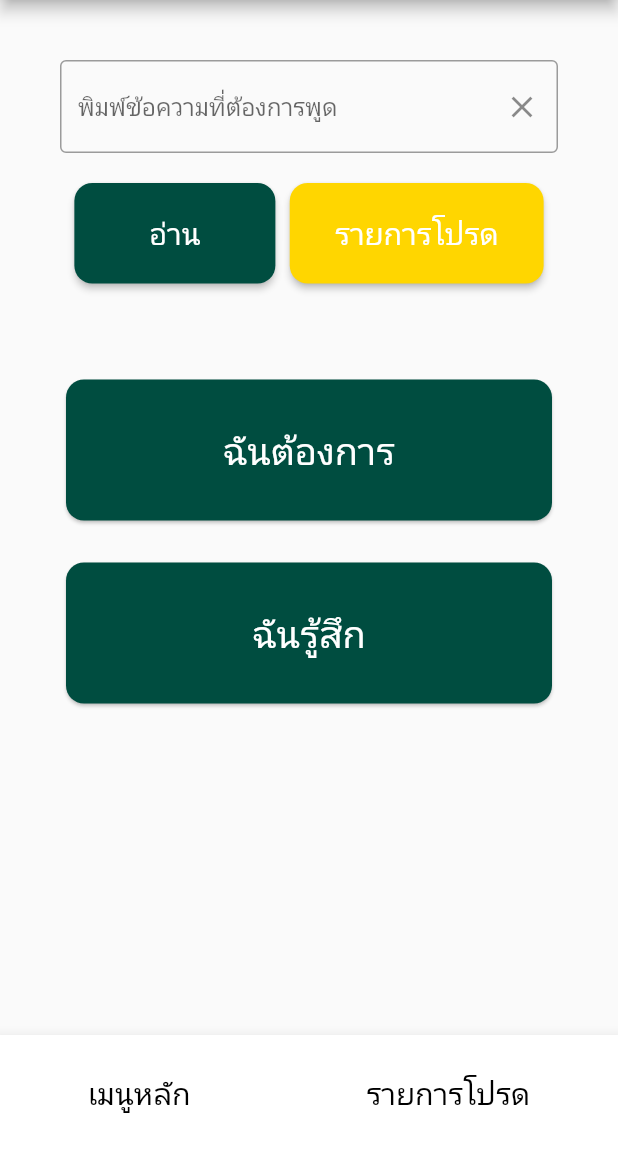
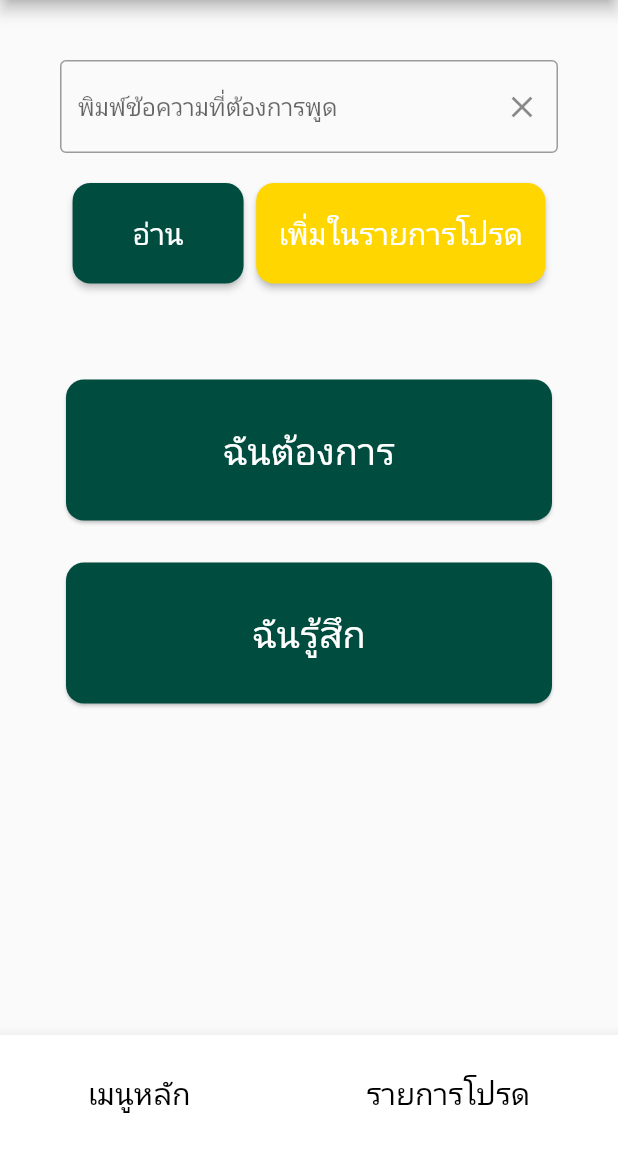
Before and after one commit to PorapatH/AphasiaTeam, a Flutter app: the screen it shows after launch, on a phone screen of 412 x 824 dp, the part 84-1236 px from its top. Run offline on Flutter 3.47's test engine with Material 2 defaults, Android fonts, the light colour scheme and no system bars; our stand-ins replace cached_network_image, cloud_firestore, firebase_core, flutter_tts, sembast; missing offline and left inert: flutter_sms, holding_gesture; accounts and stored records are empty.

Commit message:
5/8/2021: แก้ปุ่มและจัดรูปแบบแสดงผลหน้า tts

```diff
--- a/lib/Home.dart
+++ b/lib/Home.dart
@@ -13,7 +13,7 @@ class Home extends StatelessWidget {
   final FlutterTts tts = FlutterTts();
   final messageController = TextEditingController();
 
-  Home(){
+  Home() {
     tts.setLanguage('th');
   }
 
@@ -72,13 +72,19 @@ class Home extends StatelessWidget {
                         primary: Colors.teal[900],
                         onPrimary: Colors.white,
                         padding:
-                            EdgeInsets.symmetric(horizontal: 50, vertical: 20),
+                            EdgeInsets.symmetric(horizontal: 40, vertical: 20),
                         textStyle: TextStyle(fontSize: 20),
                         shape: RoundedRectangleBorder(
                           borderRadius: BorderRadius.circular(12),
                         ),
                       ),
-                      child: Text('อ่าน', style: TextStyle(fontSize: 20,),),
+                      child: Text(
+                        'อ่าน',
+                        textAlign: TextAlign.center,
+                        style: TextStyle(
+                          fontSize: 20,
+                        ),
+                      ),
                       onPressed: () {
                         tts.speak(messageController.text);
                       },
@@ -88,13 +94,19 @@ class Home extends StatelessWidget {
                           primary: Colors.yellowAccent[700],
                           onPrimary: Colors.white,
                           padding:
-                            EdgeInsets.symmetric(horizontal: 30, vertical: 20),
+                              EdgeInsets.symmetric(horizontal: 15, vertical: 20),
                           textStyle: TextStyle(fontSize: 20),
                           shape: RoundedRectangleBorder(
                             borderRadius: BorderRadius.circular(12),
                           ),
                         ),
-                      child: Text('รายการโปรด', style: TextStyle(fontSize: 20,),),
+                        child: Text(
+                          'เพิ่มในรายการโปรด',
+                          textAlign: TextAlign.center,
+                          style: TextStyle(
+                            fontSize: 20,
+                          ),
+                        ),
                         onPressed: () {
                           var message = messageController.text;
 
@@ -102,10 +114,10 @@ class Home extends StatelessWidget {
                           Saved favor = Saved(message: message);
 
                           //เรียก provider
-                        var provider = Provider.of<FavProvider>(context,listen: false);
+                          var provider =
+                              Provider.of<FavProvider>(context, listen: false);
                           provider.addFavorite(favor);
                           messageController.clear();
-
                         },
                       ),
                   ],
--- a/lib/screens/iwant_drink_cold.dart
+++ b/lib/screens/iwant_drink_cold.dart
@@ -294,7 +294,8 @@ class _IwantTtsState extends State<IwantTts> {
                     mainAxisAlignment: MainAxisAlignment.spaceEvenly,
                     crossAxisAlignment: CrossAxisAlignment.center,
                     children: <Widget>[
-                      Text('ฉันต้องการดื่ม' + args.colddrinks_drinks,
+                      Text('ฉันต้องการ\nดื่ม' + args.colddrinks_drinks,
+                          textAlign: TextAlign.center,
                           style: TextStyle(fontSize: 25, color: Colors.black)),
                     ],
                   ),
@@ -501,7 +502,8 @@ class _IwantTtsState extends State<IwantTts> {
                     mainAxisAlignment: MainAxisAlignment.spaceEvenly,
                     crossAxisAlignment: CrossAxisAlignment.center,
                     children: <Widget>[
-                      Text('ฉันต้องการดื่ม' + args.colddrinks_drinks,
+                      Text('ฉันต้องการ\nดื่ม' + args.colddrinks_drinks,
+                          textAlign: TextAlign.center,
                           style: TextStyle(fontSize: 25, color: Colors.black)),
                     ],
                   ),
--- a/lib/screens/iwant_drink_frappe.dart
+++ b/lib/screens/iwant_drink_frappe.dart
@@ -292,7 +292,8 @@ class _IwantTtsState extends State<IwantTts> {
                     mainAxisAlignment: MainAxisAlignment.spaceEvenly,
                     crossAxisAlignment: CrossAxisAlignment.center,
                     children: <Widget>[
-                      Text('ฉันต้องการดื่ม' + args.frappe_drinks,
+                      Text('ฉันต้องการ\nดื่ม' + args.frappe_drinks,
+                          textAlign: TextAlign.center,
                           style: TextStyle(fontSize: 25, color: Colors.black)),
                     ],
                   ),
@@ -495,7 +496,8 @@ class _IwantTtsState extends State<IwantTts> {
                     mainAxisAlignment: MainAxisAlignment.spaceEvenly,
                     crossAxisAlignment: CrossAxisAlignment.center,
                     children: <Widget>[
-                      Text('ฉันต้องการดื่ม' + args.frappe_drinks,
+                      Text('ฉันต้องการ\nดื่ม' + args.frappe_drinks,
+                          textAlign: TextAlign.center,
                           style: TextStyle(fontSize: 25, color: Colors.black)),
                     ],
                   ),
--- a/lib/screens/iwant_drink_hot.dart
+++ b/lib/screens/iwant_drink_hot.dart
@@ -293,7 +293,8 @@ class _IwantTtsState extends State<IwantTts> {
                     mainAxisAlignment: MainAxisAlignment.spaceEvenly,
                     crossAxisAlignment: CrossAxisAlignment.center,
                     children: <Widget>[
-                      Text('ฉันต้องการดื่ม' + args.hotdrinks_drinks,
+                      Text('ฉันต้องการ\nดื่ม' + args.hotdrinks_drinks,
+                          textAlign: TextAlign.center,
                           style: TextStyle(fontSize: 25, color: Colors.black)),
                     ],
                   ),
@@ -498,7 +499,8 @@ class _IwantTtsState extends State<IwantTts> {
                     mainAxisAlignment: MainAxisAlignment.spaceEvenly,
                     crossAxisAlignment: CrossAxisAlignment.center,
                     children: <Widget>[
-                      Text('ฉันต้องการดื่ม' + args.hotdrinks_drinks,
+                      Text('ฉันต้องการ\nดื่ม' + args.hotdrinks_drinks,
+                          textAlign: TextAlign.center,
                           style: TextStyle(fontSize: 25, color: Colors.black)),
                     ],
                   ),
--- a/lib/screens/iwant_eat_fried.dart
+++ b/lib/screens/iwant_eat_fried.dart
@@ -293,7 +293,8 @@ class _IwantTtsState extends State<IwantTts> {
                     mainAxisAlignment: MainAxisAlignment.spaceEvenly,
                     crossAxisAlignment: CrossAxisAlignment.center,
                     children: <Widget>[
-                      Text('ฉันต้องการกิน' + args.fried_foods,
+                      Text('ฉันต้องการ\nกิน' + args.fried_foods,
+                          textAlign: TextAlign.center,
                           style: TextStyle(fontSize: 25, color: Colors.black)),
                     ],
                   ),
@@ -497,7 +498,8 @@ class _IwantTtsState extends State<IwantTts> {
                     mainAxisAlignment: MainAxisAlignment.spaceEvenly,
                     crossAxisAlignment: CrossAxisAlignment.center,
                     children: <Widget>[
-                      Text('ฉันต้องการกิน' + args.fried_foods,
+                      Text('ฉันต้องการ\nกิน' + args.fried_foods,
+                          textAlign: TextAlign.center,
                           style: TextStyle(fontSize: 25, color: Colors.black)),
                     ],
                   ),
--- a/lib/screens/iwant_eat_fruits.dart
+++ b/lib/screens/iwant_eat_fruits.dart
@@ -293,7 +293,8 @@ class _IwantTtsState extends State<IwantTts> {
                     mainAxisAlignment: MainAxisAlignment.spaceEvenly,
                     crossAxisAlignment: CrossAxisAlignment.center,
                     children: <Widget>[
-                      Text('ฉันต้องการกิน' + args.fruits_foods,
+                      Text('ฉันต้องการ\nกิน' + args.fruits_foods,
+                          textAlign: TextAlign.center,
                           style: TextStyle(fontSize: 25, color: Colors.black)),
                     ],
                   ),
@@ -496,7 +497,8 @@ class _IwantTtsState extends State<IwantTts> {
                     mainAxisAlignment: MainAxisAlignment.spaceEvenly,
                     crossAxisAlignment: CrossAxisAlignment.center,
                     children: <Widget>[
-                      Text('ฉันต้องการกิน' + args.fruits_foods,
+                      Text('ฉันต้องการ\nกิน' + args.fruits_foods,
+                          textAlign: TextAlign.center,
                           style: TextStyle(fontSize: 25, color: Colors.black)),
                     ],
                   ),
--- a/lib/screens/iwant_eat_grilled.dart
+++ b/lib/screens/iwant_eat_grilled.dart
@@ -293,7 +293,8 @@ class _IwantTtsState extends State<IwantTts> {
                     mainAxisAlignment: MainAxisAlignment.spaceEvenly,
                     crossAxisAlignment: CrossAxisAlignment.center,
                     children: <Widget>[
-                      Text('ฉันต้องการกิน' + args.grilled_foods,
+                      Text('ฉันต้องการ\nกิน' + args.grilled_foods,
+                      textAlign: TextAlign.center,
                           style: TextStyle(fontSize: 25, color: Colors.black)),
                     ],
                   ),
@@ -496,7 +497,8 @@ class _IwantTtsState extends State<IwantTts> {
                     mainAxisAlignment: MainAxisAlignment.spaceEvenly,
                     crossAxisAlignment: CrossAxisAlignment.center,
                     children: <Widget>[
-                      Text('ฉันต้องการกิน' + args.grilled_foods,
+                      Text('ฉันต้องการ\nกิน' + args.grilled_foods,
+                      textAlign: TextAlign.center,
                           style: TextStyle(fontSize: 25, color: Colors.black)),
                     ],
                   ),
--- a/lib/screens/iwant_eat_salad.dart
+++ b/lib/screens/iwant_eat_salad.dart
@@ -293,7 +293,8 @@ class _IwantTtsState extends State<IwantTts> {
                     mainAxisAlignment: MainAxisAlignment.spaceEvenly,
                     crossAxisAlignment: CrossAxisAlignment.center,
                     children: <Widget>[
-                      Text('ฉันต้องการกิน' + args.salads_foods,
+                      Text('ฉันต้องการ\nกิน' + args.salads_foods,
+                          textAlign: TextAlign.center,
                           style: TextStyle(fontSize: 25, color: Colors.black)),
                     ],
                   ),
@@ -496,7 +497,8 @@ class _IwantTtsState extends State<IwantTts> {
                     mainAxisAlignment: MainAxisAlignment.spaceEvenly,
                     crossAxisAlignment: CrossAxisAlignment.center,
                     children: <Widget>[
-                      Text('ฉันต้องการกิน' + args.salads_foods,
+                      Text('ฉันต้องการ\nกิน' + args.salads_foods,
+                          textAlign: TextAlign.center,
                           style: TextStyle(fontSize: 25, color: Colors.black)),
                     ],
                   ),
--- a/lib/screens/iwant_eat_singledish.dart
+++ b/lib/screens/iwant_eat_singledish.dart
@@ -295,7 +295,8 @@ class _IwantTtsState extends State<IwantTts> {
                     mainAxisAlignment: MainAxisAlignment.spaceEvenly,
                     crossAxisAlignment: CrossAxisAlignment.center,
                     children: <Widget>[
-                      Text('ฉันต้องการกิน' + args.singledish_foods,
+                      Text('ฉันต้องการ\nกิน' + args.singledish_foods,
+                          textAlign: TextAlign.center,
                           style: TextStyle(fontSize: 25, color: Colors.black)),
                     ],
                   ),
@@ -500,7 +501,8 @@ class _IwantTtsState extends State<IwantTts> {
                     mainAxisAlignment: MainAxisAlignment.spaceEvenly,
                     crossAxisAlignment: CrossAxisAlignment.center,
                     children: <Widget>[
-                      Text('ฉันต้องการกิน' + args.singledish_foods,
+                      Text('ฉันต้องการ\nกิน' + args.singledish_foods,
+                          textAlign: TextAlign.center,
                           style: TextStyle(fontSize: 25, color: Colors.black)),
                     ],
                   ),
--- a/lib/screens/iwant_eat_soup.dart
+++ b/lib/screens/iwant_eat_soup.dart
@@ -293,7 +293,8 @@ class _IwantTtsState extends State<IwantTts> {
                     mainAxisAlignment: MainAxisAlignment.spaceEvenly,
                     crossAxisAlignment: CrossAxisAlignment.center,
                     children: <Widget>[
-                      Text('ฉันต้องการกิน' + args.soup_foods,
+                      Text('ฉันต้องการ\nกิน' + args.soup_foods,
+                          textAlign: TextAlign.center,
                           style: TextStyle(fontSize: 25, color: Colors.black)),
                     ],
                   ),
@@ -496,7 +497,8 @@ class _IwantTtsState extends State<IwantTts> {
                     mainAxisAlignment: MainAxisAlignment.spaceEvenly,
                     crossAxisAlignment: CrossAxisAlignment.center,
                     children: <Widget>[
-                      Text('ฉันต้องการกิน' + args.soup_foods,
+                      Text('ฉันต้องการ\nกิน' + args.soup_foods,
+                          textAlign: TextAlign.center,
                           style: TextStyle(fontSize: 25, color: Colors.black)),
                     ],
                   ),
--- a/lib/screens/iwant_eat_steamed.dart
+++ b/lib/screens/iwant_eat_steamed.dart
@@ -293,7 +293,8 @@ class _IwantTtsState extends State<IwantTts> {
                     mainAxisAlignment: MainAxisAlignment.spaceEvenly,
                     crossAxisAlignment: CrossAxisAlignment.center,
                     children: <Widget>[
-                      Text('ฉันต้องการกิน' + args.steamed_foods,
+                      Text('ฉันต้องการ\nกิน' + args.steamed_foods,
+                          textAlign: TextAlign.center,
                           style: TextStyle(fontSize: 25, color: Colors.black)),
                     ],
                   ),
@@ -496,7 +497,8 @@ class _IwantTtsState extends State<IwantTts> {
                     mainAxisAlignment: MainAxisAlignment.spaceEvenly,
                     crossAxisAlignment: CrossAxisAlignment.center,
                     children: <Widget>[
-                      Text('ฉันต้องการกิน' + args.steamed_foods,
+                      Text('ฉันต้องการ\nกิน' + args.steamed_foods,
+                          textAlign: TextAlign.center,
                           style: TextStyle(fontSize: 25, color: Colors.black)),
                     ],
                   ),
--- a/lib/screens/iwant_go.dart
+++ b/lib/screens/iwant_go.dart
@@ -289,7 +289,8 @@ class _IwantTtsState extends State<IwantTts> {
                     mainAxisAlignment: MainAxisAlignment.spaceEvenly,
                     crossAxisAlignment: CrossAxisAlignment.center,
                     children: <Widget>[
-                      Text('ฉันต้องการไป' + args.place,
+                      Text('ฉันต้องการ\nไป' + args.place,
+                      textAlign: TextAlign.center,
                           style: TextStyle(fontSize: 25, color: Colors.black)),
                     ],
                   ),
@@ -492,7 +493,8 @@ class _IwantTtsState extends State<IwantTts> {
                     mainAxisAlignment: MainAxisAlignment.spaceEvenly,
                     crossAxisAlignment: CrossAxisAlignment.center,
                     children: <Widget>[
-                      Text('ฉันต้องการไป' + args.place,
+                      Text('ฉันต้องการ\nไป' + args.place,
+                      textAlign: TextAlign.center,
                           style: TextStyle(fontSize: 25, color: Colors.black)),
                     ],
                   ),
--- a/lib/screens/iwant_listento.dart
+++ b/lib/screens/iwant_listento.dart
@@ -290,7 +290,8 @@ class _IwantTtsState extends State<IwantTts> {
                     mainAxisAlignment: MainAxisAlignment.spaceEvenly,
                     crossAxisAlignment: CrossAxisAlignment.center,
                     children: <Widget>[
-                      Text('ฉันต้องการฟัง' + args.listenTo,
+                      Text('ฉันต้องการ\nฟัง' + args.listenTo,
+                      textAlign: TextAlign.center,
                           style: TextStyle(fontSize: 25, color: Colors.black)),
                     ],
                   ),
@@ -493,7 +494,8 @@ class _IwantTtsState extends State<IwantTts> {
                     mainAxisAlignment: MainAxisAlignment.spaceEvenly,
                     crossAxisAlignment: CrossAxisAlignment.center,
                     children: <Widget>[
-                      Text('ฉันต้องการฟัง' + args.listenTo,
+                      Text('ฉันต้องการ\nฟัง' + args.listenTo,
+                      textAlign: TextAlign.center,
                           style: TextStyle(fontSize: 25, color: Colors.black)),
                     ],
                   ),
--- a/lib/screens/iwant_read.dart
+++ b/lib/screens/iwant_read.dart
@@ -290,7 +290,8 @@ class _IwantTtsState extends State<IwantTts> {
                     mainAxisAlignment: MainAxisAlignment.spaceEvenly,
                     crossAxisAlignment: CrossAxisAlignment.center,
                     children: <Widget>[
-                      Text('ฉันต้องการอ่าน' + args.readObj,
+                      Text('ฉันต้องการ\nอ่าน' + args.readObj,
+                      textAlign: TextAlign.center,
                           style: TextStyle(fontSize: 25, color: Colors.black)),
                     ],
                   ),
@@ -493,7 +494,8 @@ class _IwantTtsState extends State<IwantTts> {
                     mainAxisAlignment: MainAxisAlignment.spaceEvenly,
                     crossAxisAlignment: CrossAxisAlignment.center,
                     children: <Widget>[
-                      Text('ฉันต้องการอ่าน' + args.readObj,
+                      Text('ฉันต้องการ\nอ่าน' + args.readObj,
+                      textAlign: TextAlign.center,
                           style: TextStyle(fontSize: 25, color: Colors.black)),
                     ],
                   ),
--- a/lib/screens/iwant_shopping_medicine.dart
+++ b/lib/screens/iwant_shopping_medicine.dart
@@ -296,7 +296,8 @@ class _IwshoppingMedicineTtsState extends State<IwshoppingMedicineTts> {
                     mainAxisAlignment: MainAxisAlignment.spaceEvenly,
                     crossAxisAlignment: CrossAxisAlignment.center,
                     children: <Widget>[
-                      Text('ฉันต้องการซื้อ\n' + args.medicine,
+                      Text('ฉันต้องการ\nซื้อ' + args.medicine,
+                          textAlign: TextAlign.center,
                           style: TextStyle(fontSize: 25, color: Colors.black)),
                     ],
                   ),
@@ -500,7 +501,8 @@ class _IwshoppingMedicineTtsState extends State<IwshoppingMedicineTts> {
                     mainAxisAlignment: MainAxisAlignment.spaceEvenly,
                     crossAxisAlignment: CrossAxisAlignment.center,
                     children: <Widget>[
-                      Text('ฉันต้องการซื้อ\n' + args.medicine,
+                      Text('ฉันต้องการ\nซื้อ' + args.medicine,
+                          textAlign: TextAlign.center,
                           style: TextStyle(fontSize: 25, color: Colors.black)),
                     ],
                   ),
--- a/lib/screens/iwant_shopping_personal.dart
+++ b/lib/screens/iwant_shopping_personal.dart
@@ -295,7 +295,8 @@ class _IwshoppingPersonalTtsState extends State<IwshoppingPersonalTts> {
                     mainAxisAlignment: MainAxisAlignment.spaceEvenly,
                     crossAxisAlignment: CrossAxisAlignment.center,
                     children: <Widget>[
-                      Text('ฉันต้องการซื้อ' + args.personal,
+                      Text('ฉันต้องการ\nซื้อ' + args.personal,
+                      textAlign: TextAlign.center,
                           style: TextStyle(fontSize: 25, color: Colors.black)),
                     ],
                   ),
@@ -499,7 +500,8 @@ class _IwshoppingPersonalTtsState extends State<IwshoppingPersonalTts> {
                     mainAxisAlignment: MainAxisAlignment.spaceEvenly,
                     crossAxisAlignment: CrossAxisAlignment.center,
                     children: <Widget>[
-                      Text('ฉันต้องการซื้อ' + args.personal,
+                      Text('ฉันต้องการ\nซื้อ' + args.personal,
+                      textAlign: TextAlign.center,
                           style: TextStyle(fontSize: 25, color: Colors.black)),
                     ],
                   ),
--- a/lib/screens/iwant_shopping_washing.dart
+++ b/lib/screens/iwant_shopping_washing.dart
@@ -294,7 +294,8 @@ class _IwashoppingWashingTtsState extends State<IwashoppingWashingTts> {
                     mainAxisAlignment: MainAxisAlignment.spaceEvenly,
                     crossAxisAlignment: CrossAxisAlignment.center,
                     children: <Widget>[
-                      Text('ฉันต้องการซื้อ' + args.washing,
+                      Text('ฉันต้องการ\nซื้อ' + args.washing,
+                          textAlign: TextAlign.center,
                           style: TextStyle(fontSize: 25, color: Colors.black)),
                     ],
                   ),
@@ -497,7 +498,8 @@ class _IwashoppingWashingTtsState extends State<IwashoppingWashingTts> {
                     mainAxisAlignment: MainAxisAlignment.spaceEvenly,
                     crossAxisAlignment: CrossAxisAlignment.center,
                     children: <Widget>[
-                      Text('ฉันต้องการซื้อ' + args.washing,
+                      Text('ฉันต้องการ\nซื้อ' + args.washing,
+                          textAlign: TextAlign.center,
                           style: TextStyle(fontSize: 25, color: Colors.black)),
                     ],
                   ),
--- a/lib/screens/iwant_watch.dart
+++ b/lib/screens/iwant_watch.dart
@@ -290,7 +290,8 @@ class _IwantTtsState extends State<IwantTts> {
                     mainAxisAlignment: MainAxisAlignment.spaceEvenly,
                     crossAxisAlignment: CrossAxisAlignment.center,
                     children: <Widget>[
-                      Text('ฉันต้องการดู' + args.watchObj,
+                      Text('ฉันต้องการ\nดู' + args.watchObj,
+                          textAlign: TextAlign.center,
                           style: TextStyle(fontSize: 25, color: Colors.black)),
                     ],
                   ),
@@ -493,7 +494,8 @@ class _IwantTtsState extends State<IwantTts> {
                     mainAxisAlignment: MainAxisAlignment.spaceEvenly,
                     crossAxisAlignment: CrossAxisAlignment.center,
                     children: <Widget>[
-                      Text('ฉันต้องการดู' + args.watchObj,
+                      Text('ฉันต้องการ\nดู' + args.watchObj,
+                          textAlign: TextAlign.center,
                           style: TextStyle(fontSize: 25, color: Colors.black)),
                     ],
                   ),
```
Also changed, not shown: lib/screens/iwant_eat_desserts.dart (+66 -28 lines), pubspec.lock. Lines whose indentation alone changed are shown as unchanged.
